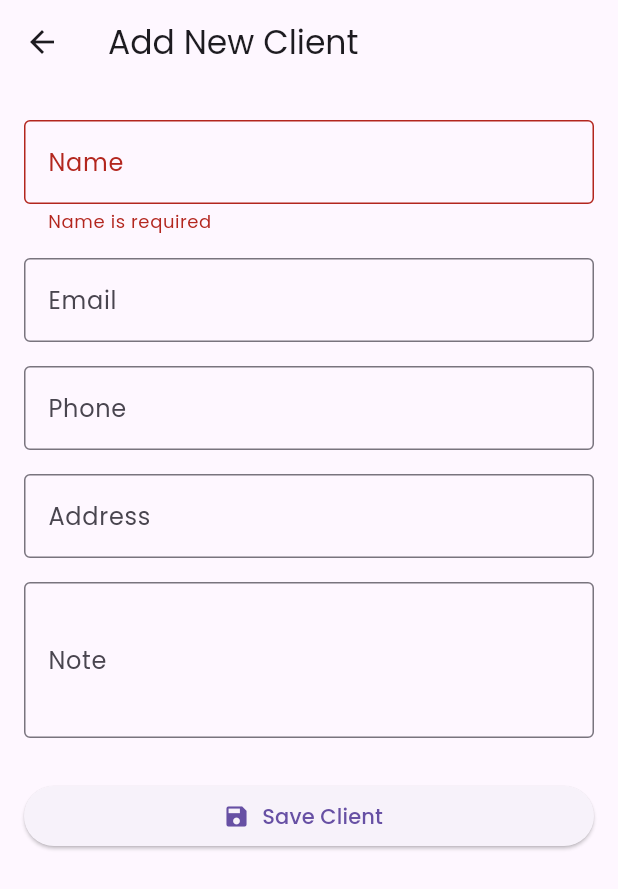
After one commit to kavi17498/Billora_Invoice_App, a Flutter app: the AddClientScreen screen opened by its route, after a tap on "Save Client", on a phone screen of 412 x 824 dp. The commit adds this screen. Shown: the top 889 px of the screen. Run offline on Flutter 3.47's test engine with Material 3 defaults, Android fonts, the phone set to English and light mode, and no system bars; our stand-ins replace google_fonts, image_picker, lottie, pdf, share_plus, sqflite; missing offline and left inert: flutter_pdfview; accounts and stored records are empty.

Commit message:
client section almost done

```diff
--- a/lib/main.dart
+++ b/lib/main.dart
@@ -4,6 +4,8 @@ import "package:invoiceapp/screens/BusinessName.dart";
 import "package:invoiceapp/screens/CompanyProfile.dart";
 import "package:invoiceapp/screens/SignInpage.dart";
 import "package:invoiceapp/screens/UploadLogo.dart";
+import "package:invoiceapp/screens/client/add_client.dart";
+import "package:invoiceapp/screens/client/client_list.dart";
 import "package:invoiceapp/screens/userdashboard.dart";
 import "package:invoiceapp/screens/welcome.dart";
 
@@ -30,6 +32,8 @@ class Myapp extends StatelessWidget {
         "/uploadlogo": (context) => const UploadLogoScreen(),
         "/companyinfo": (context) => const CompleteProfileScreen(),
         "/dashboard": (context) => const UserDashboard(),
+        "/clients": (context) => const ClientListScreen(),
+        "/addclient": (context) => const AddClientScreen(),
       },
     );
   }
--- /dev/null
+++ b/lib/screens/client/add_client.dart
@@ -0,0 +1,106 @@
+import 'package:flutter/material.dart';
+import 'package:invoiceapp/services/client_service.dart';
+
+class AddClientScreen extends StatefulWidget {
+  const AddClientScreen({Key? key}) : super(key: key);
+
+  @override
+  State<AddClientScreen> createState() => _AddClientScreenState();
+}
+
+class _AddClientScreenState extends State<AddClientScreen> {
+  final _formKey = GlobalKey<FormState>();
+
+  final TextEditingController _nameController = TextEditingController();
+  final TextEditingController _emailController = TextEditingController();
+  final TextEditingController _phoneController = TextEditingController();
+  final TextEditingController _addressController = TextEditingController();
+  final TextEditingController _noteController = TextEditingController();
+
+  Future<void> _saveClient() async {
+    if (_formKey.currentState!.validate()) {
+      await ClientService.insertClient(
+        name: _nameController.text.trim(),
+        email: _emailController.text.trim(),
+        phone: _phoneController.text.trim(),
+        address: _addressController.text.trim(),
+        note: _noteController.text.trim(),
+      );
+
+      ScaffoldMessenger.of(context).showSnackBar(
+        const SnackBar(content: Text('Client added successfully!')),
+      );
+
+      Navigator.pushNamed(context, "/clients");
+    }
+  }
+
+  @override
+  void dispose() {
+    _nameController.dispose();
+    _emailController.dispose();
+    _phoneController.dispose();
+    _addressController.dispose();
+    _noteController.dispose();
+    super.dispose();
+  }
+
+  @override
+  Widget build(BuildContext context) {
+    return Scaffold(
+      appBar: AppBar(
+        title: const Text('Add New Client'),
+      ),
+      body: Padding(
+        padding: const EdgeInsets.all(16.0),
+        child: Form(
+          key: _formKey,
+          child: ListView(
+            children: [
+              _buildTextField(_nameController, 'Name', isRequired: true),
+              _buildTextField(_emailController, 'Email',
+                  keyboardType: TextInputType.emailAddress),
+              _buildTextField(_phoneController, 'Phone',
+                  keyboardType: TextInputType.phone),
+              _buildTextField(_addressController, 'Address'),
+              _buildTextField(_noteController, 'Note', maxLines: 3),
+              const SizedBox(height: 20),
+              ElevatedButton.icon(
+                icon: const Icon(Icons.save),
+                label: const Text('Save Client'),
+                onPressed: _saveClient,
+              ),
+            ],
+          ),
+        ),
+      ),
+    );
+  }
+
+  Widget _buildTextField(
+    TextEditingController controller,
+    String label, {
+    bool isRequired = false,
+    TextInputType keyboardType = TextInputType.text,
+    int maxLines = 1,
+  }) {
+    return Padding(
+      padding: const EdgeInsets.symmetric(vertical: 8),
+      child: TextFormField(
+        controller: controller,
+        keyboardType: keyboardType,
+        maxLines: maxLines,
+        decoration: InputDecoration(
+          labelText: label,
+          border: const OutlineInputBorder(),
+        ),
+        validator: (value) {
+          if (isRequired && (value == null || value.trim().isEmpty)) {
+            return '$label is required';
+          }
+          return null;
+        },
+      ),
+    );
+  }
+}
--- /dev/null
+++ b/lib/screens/client/client_details.dart
@@ -0,0 +1,70 @@
+import 'package:flutter/material.dart';
+import 'package:invoiceapp/services/client_service.dart';
+
+class ClientDetailsScreen extends StatefulWidget {
+  final int clientId;
+
+  const ClientDetailsScreen({Key? key, required this.clientId})
+      : super(key: key);
+
+  @override
+  State<ClientDetailsScreen> createState() => _ClientDetailsScreenState();
+}
+
+class _ClientDetailsScreenState extends State<ClientDetailsScreen> {
+  Map<String, dynamic>? _client;
+
+  @override
+  void initState() {
+    super.initState();
+    _fetchClient();
+  }
+
+  Future<void> _fetchClient() async {
+    final client = await ClientService.getClientById(widget.clientId);
+    setState(() {
+      _client = client;
+    });
+  }
+
+  @override
+  Widget build(BuildContext context) {
+    if (_client == null) {
+      return const Scaffold(
+        body: Center(child: CircularProgressIndicator()),
+      );
+    }
+
+    return Scaffold(
+      appBar: AppBar(title: const Text("Client Details")),
+      body: Padding(
+        padding: const EdgeInsets.all(16),
+        child: ListView(
+          children: [
+            _buildRow("Name", _client!['name']),
+            _buildRow("Email", _client!['email']),
+            _buildRow("Phone", _client!['phone']),
+            _buildRow("Address", _client!['address']),
+            _buildRow("Note", _client!['note']),
+          ],
+        ),
+      ),
+    );
+  }
+
+  Widget _buildRow(String title, String? value) {
+    return Padding(
+      padding: const EdgeInsets.symmetric(vertical: 8),
+      child: Row(
+        crossAxisAlignment: CrossAxisAlignment.start,
+        children: [
+          Text(
+            "$title: ",
+            style: const TextStyle(fontWeight: FontWeight.bold),
+          ),
+          Expanded(child: Text(value ?? 'N/A')),
+        ],
+      ),
+    );
+  }
+}
--- /dev/null
+++ b/lib/services/client_service.dart
@@ -0,0 +1,95 @@
+import 'package:sqflite/sqflite.dart';
+import 'database_service.dart';
+
+class ClientService {
+  static const String _clientTable = 'client';
+  static const String _id = 'id';
+  static const String _name = 'name';
+  static const String _email = 'email';
+  static const String _phone = 'phone';
+  static const String _address = 'address';
+  static const String _note = 'note';
+
+  // Called from DatabaseService
+  static Future<void> createClientTable(Database db) async {
+    print("Creating client table...");
+    await db.execute('''
+      CREATE TABLE $_clientTable (
+        $_id INTEGER PRIMARY KEY AUTOINCREMENT,
+        $_name TEXT,
+        $_email TEXT,
+        $_phone TEXT,
+        $_address TEXT,
+        $_note TEXT
+      )
+    ''');
+    print("Client table created.");
+  }
+
+  static Future<void> insertClient({
+    required String name,
+    String? email,
+    String? phone,
+    String? address,
+    String? note,
+  }) async {
+    final db = await DatabaseService.instance.getdatabase();
+    await db.insert(_clientTable, {
+      _name: name,
+      _email: email,
+      _phone: phone,
+      _address: address,
+      _note: note,
+    });
+    print("Client inserted.");
+  }
+
+  static Future<Map<String, dynamic>?> getClientById(int id) async {
+    final db = await DatabaseService.instance.getdatabase();
+    final result = await db.query(
+      _clientTable,
+      where: '$_id = ?',
+      whereArgs: [id],
+    );
+    return result.isNotEmpty ? result.first : null;
+  }
+
+  static Future<List<Map<String, dynamic>>> getAllClients() async {
+    final db = await DatabaseService.instance.getdatabase();
+    return await db.query(_clientTable);
+  }
+
+  static Future<void> updateClient({
+    required int id,
+    String? name,
+    String? email,
+    String? phone,
+    String? address,
+    String? note,
+  }) async {
+    final db = await DatabaseService.instance.getdatabase();
+    await db.update(
+      _clientTable,
+      {
+        if (name != null) _name: name,
+        if (email != null) _email: email,
+        if (phone != null) _phone: phone,
+        if (address != null) _address: address,
+        if (note != null) _note: note,
+      },
+      where: '$_id = ?',
+      whereArgs: [id],
+    );
+    print("Client ID $id updated.");
+  }
+
+  static Future<void> deleteClient(int id) async {
+    final db = await DatabaseService.instance.getdatabase();
+    await db.delete(
+      _clientTable,
+      where: '$_id = ?',
+      whereArgs: [id],
+    );
+    print("Client ID $id deleted.");
+  }
+}
```
Also changed, not shown: lib/screens/client/client_list.dart (added, +56 -0 lines), lib/screens/userdashboard.dart (+51 -8 lines), lib/services/database_service.dart (+25 -33 lines).
